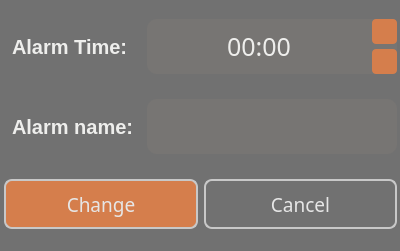
This is SmartTimer/changealarmdialog.ui in secondYearProjects/SmartTimer as Qt 5 draws it before an edit. The edited form follows.
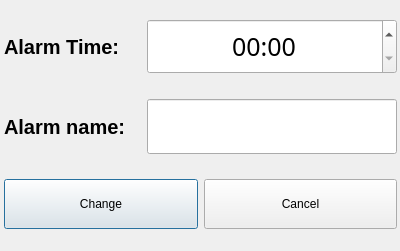
This is the edited form.

Patch:
```diff
--- a/SmartTimer/changealarmdialog.ui
+++ b/SmartTimer/changealarmdialog.ui
@@ -23,81 +23,7 @@
     </rect>
    </property>
    <property name="styleSheet">
-    <string notr="true">QWidget#DialogGrid {
-	
-	background-color: rgb(113, 113, 113);
-
-}
-
-QLabel {
-	color: rgb(238, 238, 236);
-	font: bold;
-	margin-left: 3px;
-}
-
-QPushButton {
-	background-color: rgb(113, 113, 113);	
-	border: 2px solid rgb(200,200,200);
-	border-radius: 8px;
-	
-	font: 14pt bold;
-	color: rgb(230,230,230);
-}
-
-QPushButton#changeButton {
-	
-	background-color: rgb(213, 126, 76);
-}
-
-QPushButton#changeButton:hover {
-	background-color: rgb(220, 136, 86);
-}
-
-QPushButton#cancelButton:hover {
-	background-color: rgb(123, 123, 123);
-}
-
-QLineEdit {
-	border-radius: 10px;
-	color: rgb(238, 238, 236);
-	background-color: rgb(255, 204, 157,10);
-}
-
-QTimeEdit {
-	border-radius: 10px;
-	color: rgb(238, 238, 236);
-	font: 19pt bold;
-	background-color: rgb(255, 204, 157,10);
-}
-
-QTimeEdit::up-button  {
-	subcontrol-origin: border;
-	 subcontrol-position: top right;	
-
-	background-color: rgb(213, 126, 76);
-	width: 25px;
-	height: 25px;
-	border-width: 3px;
-	border-color: rgb(85, 87, 83);
-	border-radius: 4px;
-
-	margin-bottom: 2px;
-}
-
-QTimeEdit::down-button  {
-	subcontrol-origin: border;
-	subcontrol-position: bottom right;
-
-	background-color: rgb(213, 126, 76);
-	width: 25px;
-	height: 25px;
-	border-width: 3px;
-	border-color: rgb(85, 87, 83);
-	border-radius: 4px;
-	margin-top: 2px;
-}
-
-</string>
+    <string notr="true"/>
    </property>
    <layout class="QGridLayout" name="gridLayout">
     <property name="leftMargin">
```
